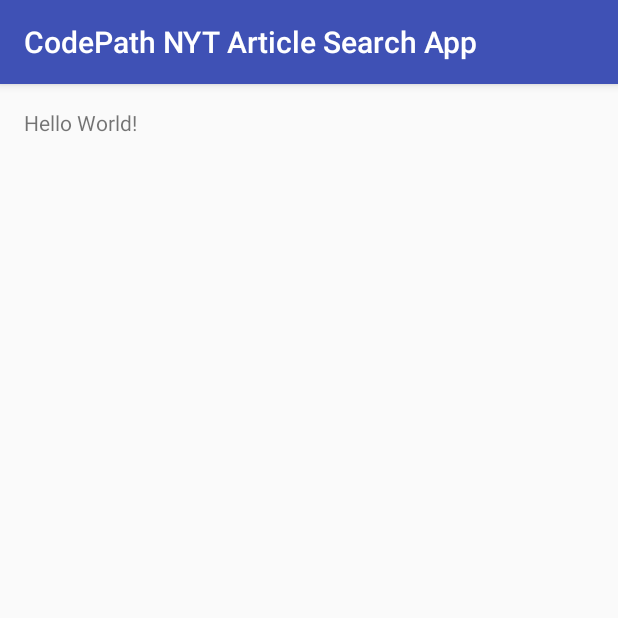
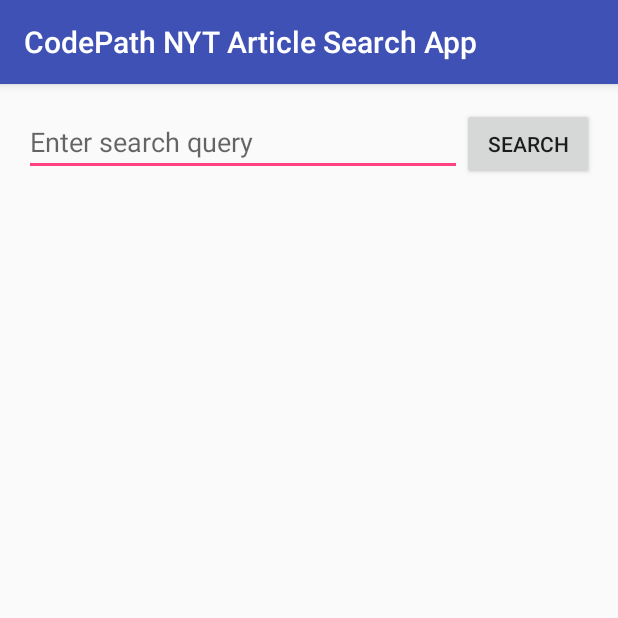
Before and after one commit to derekpcollins/CodePath-NYT-Article-Search-App, an Android app: the screen it shows after launch (SearchActivity), on a phone screen of 412 x 824 dp, the top half of it. Run offline under Robolectric (Android 15) with nearby library versions, the phone set to English and light mode, and no system bars.

Commit message:
Basic views in place

```diff
--- a/app/src/main/java/com/dcollins/codepathnytarticlesearchapp/SearchActivity.java
+++ b/app/src/main/java/com/dcollins/codepathnytarticlesearchapp/SearchActivity.java
@@ -1,13 +1,35 @@
 package com.dcollins.codepathnytarticlesearchapp;
 
+import android.os.Bundle;
 import android.support.v7.app.AppCompatActivity;
-import android.os.Bundle;
+import android.view.View;
+import android.widget.Button;
+import android.widget.EditText;
+import android.widget.GridView;
+import android.widget.Toast;
 
 public class SearchActivity extends AppCompatActivity {
+
+    EditText etQuery;
+    GridView gvResults;
+    Button btnSearch;
 
     @Override
     protected void onCreate(Bundle savedInstanceState) {
         super.onCreate(savedInstanceState);
         setContentView(R.layout.activity_search);
+        setupViews();
+    }
+
+    public void setupViews() {
+        etQuery = (EditText) findViewById(R.id.etQuery);
+        gvResults = (GridView) findViewById(R.id.gvResults);
+        btnSearch = (Button) findViewById(R.id.btnSearch);
+    }
+
+    public void onArticleSearch(View view) {
+        String query = etQuery.getText().toString();
+
+        Toast.makeText(this, "Searching for " + query, Toast.LENGTH_LONG).show();
     }
 }
--- a/app/src/main/res/layout/activity_search.xml
+++ b/app/src/main/res/layout/activity_search.xml
@@ -10,8 +10,34 @@
     android:paddingTop="@dimen/activity_vertical_margin"
     tools:context="com.dcollins.codepathnytarticlesearchapp.SearchActivity">
 
-    <TextView
+    <EditText
         android:layout_width="wrap_content"
         android:layout_height="wrap_content"
-        android:text="Hello World!" />
+        android:inputType="text"
+        android:ems="10"
+        android:layout_alignParentTop="true"
+        android:layout_alignParentLeft="true"
+        android:layout_alignParentStart="true"
+        android:id="@+id/etQuery"
+        android:layout_toLeftOf="@+id/btnSearch"
+        android:layout_toStartOf="@+id/btnSearch"
+        android:hint="@string/hint" />
+
+    <Button
+        android:text="@string/search"
+        android:layout_width="wrap_content"
+        android:layout_height="wrap_content"
+        android:layout_alignParentTop="true"
+        android:layout_alignParentRight="true"
+        android:layout_alignParentEnd="true"
+        android:id="@+id/btnSearch"
+        android:onClick="onArticleSearch" />
+
+    <GridView
+        android:layout_width="match_parent"
+        android:layout_height="match_parent"
+        android:layout_below="@+id/btnSearch"
+        android:layout_alignParentLeft="true"
+        android:layout_alignParentStart="true"
+        android:id="@+id/gvResults" />
 </RelativeLayout>
--- a/app/src/main/res/values/strings.xml
+++ b/app/src/main/res/values/strings.xml
@@ -1,3 +1,5 @@
 <resources>
     <string name="app_name">CodePath NYT Article Search App</string>
+    <string name="hint">Enter search query</string>
+    <string name="search">Search</string>
 </resources>
```
